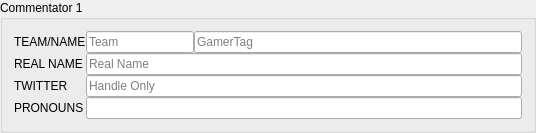
Qt form src/layout/AutonaCommentary.ui (yuya-tagu/Autona) before a commit.
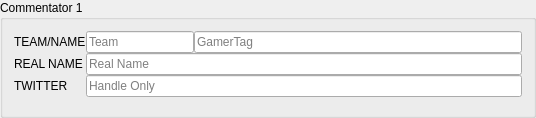
The same form after that commit.

```diff
--- a/src/layout/AutonaCommentary.ui
+++ b/src/layout/AutonaCommentary.ui
@@ -85,17 +85,6 @@
      </property>
     </widget>
    </item>
-   <item row="4" column="0">
-    <widget class="QLabel" name="pronounLabel">
-     <property name="text">
-      <string>PRONOUNS</string>
-     </property>
-    </widget>
-   </item>
-   <item row="4" column="2" colspan="2">
-    <widget class="QLineEdit" name="pronoun">
-    </widget>
-   </item>
   </layout>
  </widget>
  <resources/>
```
